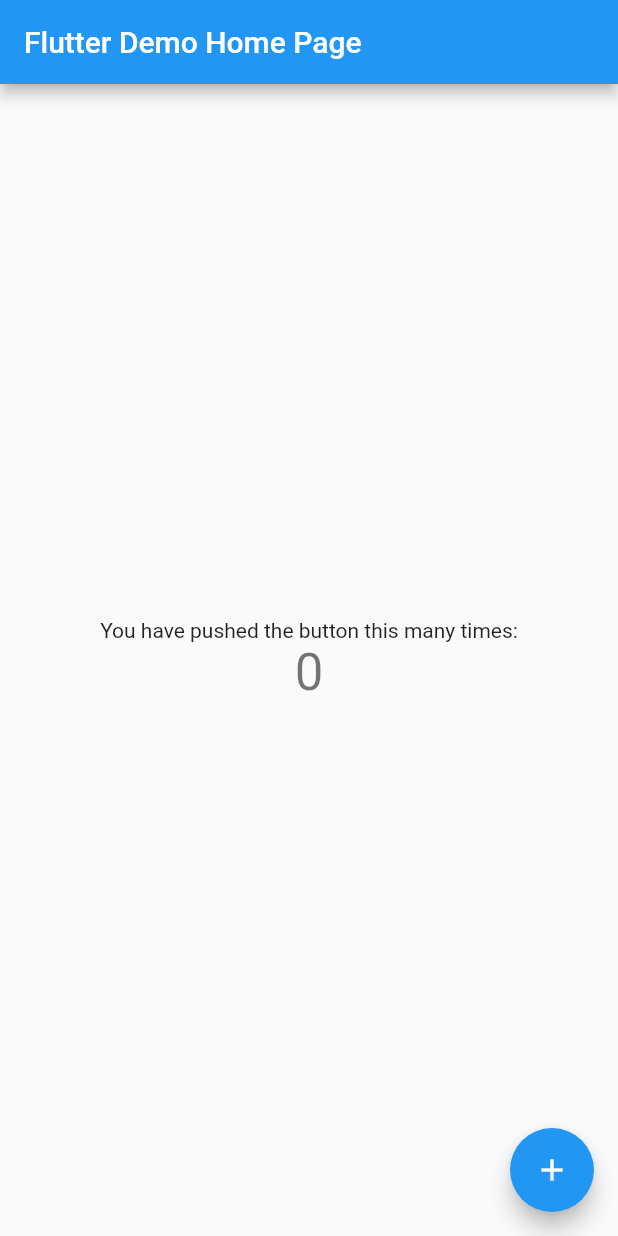
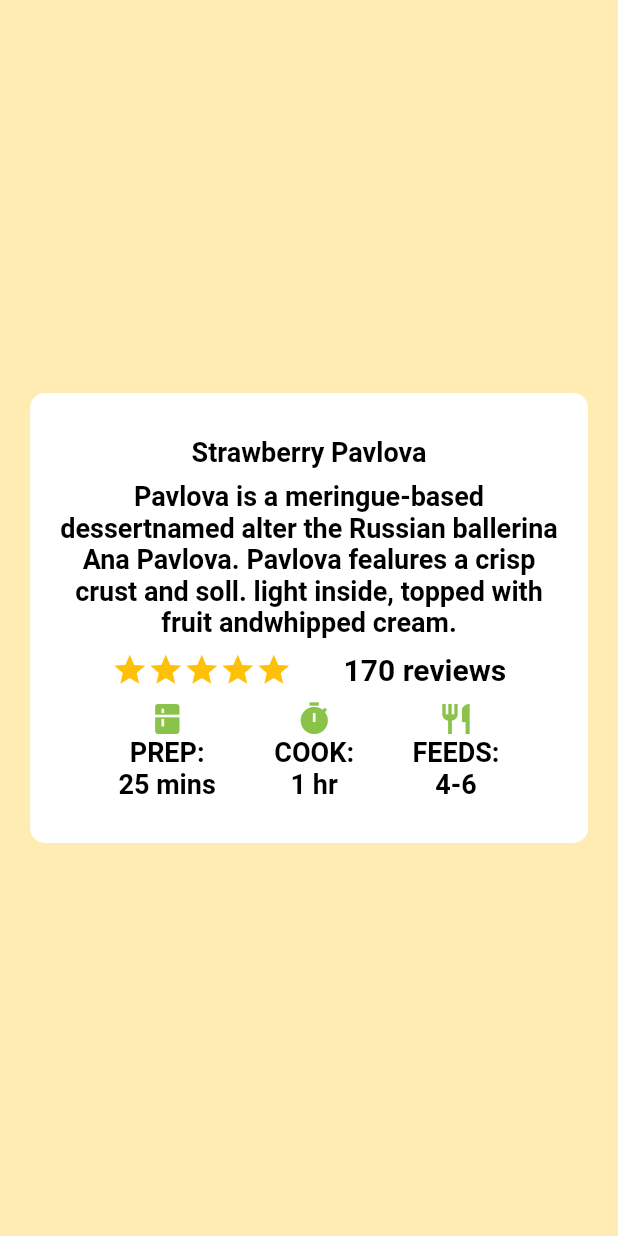
Before and after one commit to mthinh/flutter_layout, a Flutter app: the screen it shows after launch, on a phone screen of 412 x 824 dp. Run offline on Flutter 3.47's test engine with Material 2 defaults, Android fonts, the light colour scheme and no system bars.

Commit message:
learn flex, column, row

```diff
--- /dev/null
+++ b/lib/layout/row_column.dart
@@ -0,0 +1,101 @@
+import 'package:flutter/material.dart';
+
+var stars = Row(
+  children: const [
+    Icon(Icons.star, color: Colors.amber),
+    Icon(Icons.star, color: Colors.amber),
+    Icon(Icons.star, color: Colors.amber),
+    Icon(Icons.star, color: Colors.amber),
+    Icon(Icons.star, color: Colors.amber),
+  ],
+);
+
+final ratings = Row(
+  mainAxisAlignment: MainAxisAlignment.spaceEvenly,
+  children: [
+    stars,
+    const Text('170 reviews',
+        style: TextStyle(
+            color: Colors.black, fontSize: 20, fontWeight: FontWeight.bold))
+  ],
+);
+
+const descTextStyle = TextStyle(
+  color: Colors.black,
+  fontSize: 18,
+  fontWeight: FontWeight.bold,
+);
+
+final iconsList = Row(
+  mainAxisAlignment: MainAxisAlignment.spaceEvenly,
+  children: [
+    Column(
+      children: const [
+        Icon(
+          Icons.kitchen,
+          color: Colors.lightGreen,
+        ),
+        Text('PREP:'),
+        Text('25 mins')
+      ],
+    ),
+    Column(
+      children: const [
+        Icon(
+          Icons.timer,
+          color: Colors.lightGreen,
+        ),
+        Text('COOK:'),
+        Text('1 hr')
+      ],
+    ),
+    Column(
+      children: const [
+        Icon(
+          Icons.restaurant,
+          color: Colors.lightGreen,
+        ),
+        Text('FEEDS:'),
+        Text('4-6')
+      ],
+    )
+  ],
+);
+
+const titleText = Center(
+  child: Text('Strawberry Pavlova'),
+);
+
+const descText = Center(
+  child: Text(
+    "Pavlova is a meringue-based dessertnamed alter the Russian ballerina Ana Pavlova. Pavlova fealures a crisp crust and soll. light inside, topped with fruit andwhipped cream.",
+    textAlign: TextAlign.center,
+  ),
+);
+
+class SimpleCard extends StatelessWidget {
+  const SimpleCard({Key? key}) : super(key: key);
+
+  @override
+  Widget build(BuildContext context) {
+    return Scaffold(
+      body: DefaultTextStyle.merge(
+        style: descTextStyle,
+        child: Container(
+            alignment: Alignment.center,
+            decoration: BoxDecoration(color: Colors.amber.shade100),
+            child: Container(
+              decoration: BoxDecoration(
+                  borderRadius: BorderRadius.circular(10), color: Colors.white),
+              height: 300,
+              padding: const EdgeInsets.all(20),
+              margin: const EdgeInsets.all(20),
+              child: Column(
+                mainAxisAlignment: MainAxisAlignment.spaceEvenly,
+                children: [titleText, descText, ratings, iconsList],
+              ),
+            )),
+      ),
+    );
+  }
+}
--- a/lib/main.dart
+++ b/lib/main.dart
@@ -1,4 +1,7 @@
 import 'package:flutter/material.dart';
+import 'package:flutter_layout/layout/non_material_widget.dart';
+import 'package:flutter_layout/layout/background_image.dart';
+import 'package:flutter_layout/layout/row_column.dart';
 
 void main() {
   runApp(const MyApp());
@@ -11,105 +14,8 @@
   @override
   Widget build(BuildContext context) {
     return MaterialApp(
-      title: 'Flutter Demo',
-      theme: ThemeData(
-        // This is the theme of your application.
-        //
-        // Try running your application with "flutter run". You'll see the
-        // application has a blue toolbar. Then, without quitting the app, try
-        // changing the primarySwatch below to Colors.green and then invoke
-        // "hot reload" (press "r" in the console where you ran "flutter run",
-        // or simply save your changes to "hot reload" in a Flutter IDE).
-        // Notice that the counter didn't reset back to zero; the application
-        // is not restarted.
-        primarySwatch: Colors.blue,
-      ),
-      home: const MyHomePage(title: 'Flutter Demo Home Page'),
-    );
+
+        // home: BackgroundImage()
+        home: SimpleCard());
   }
 }
-
-class MyHomePage extends StatefulWidget {
-  const MyHomePage({Key? key, required this.title}) : super(key: key);
-
-  // This widget is the home page of your application. It is stateful, meaning
-  // that it has a State object (defined below) that contains fields that affect
-  // how it looks.
-
-  // This class is the configuration for the state. It holds the values (in this
-  // case the title) provided by the parent (in this case the App widget) and
-  // used by the build method of the State. Fields in a Widget subclass are
-  // always marked "final".
-
-  final String title;
-
-  @override
-  State<MyHomePage> createState() => _MyHomePageState();
-}
-
-class _MyHomePageState extends State<MyHomePage> {
-  int _counter = 0;
-
-  void _incrementCounter() {
-    setState(() {
-      // This call to setState tells the Flutter framework that something has
-      // changed in this State, which causes it to rerun the build method below
-      // so that the display can reflect the updated values. If we changed
-      // _counter without calling setState(), then the build method would not be
-      // called again, and so nothing would appear to happen.
-      _counter++;
-    });
-  }
-
-  @override
-  Widget build(BuildContext context) {
-    // This method is rerun every time setState is called, for instance as done
-    // by the _incrementCounter method above.
-    //
-    // The Flutter framework has been optimized to make rerunning build methods
-    // fast, so that you can just rebuild anything that needs updating rather
-    // than having to individually change instances of widgets.
-    return Scaffold(
-      appBar: AppBar(
-        // Here we take the value from the MyHomePage object that was created by
-        // the App.build method, and use it to set our appbar title.
-        title: Text(widget.title),
-      ),
-      body: Center(
-        // Center is a layout widget. It takes a single child and positions it
-        // in the middle of the parent.
-        child: Column(
-          // Column is also a layout widget. It takes a list of children and
-          // arranges them vertically. By default, it sizes itself to fit its
-          // children horizontally, and tries to be as tall as its parent.
-          //
-          // Invoke "debug painting" (press "p" in the console, choose the
-          // "Toggle Debug Paint" action from the Flutter Inspector in Android
-          // Studio, or the "Toggle Debug Paint" command in Visual Studio Code)
-          // to see the wireframe for each widget.
-          //
-          // Column has various properties to control how it sizes itself and
-          // how it positions its children. Here we use mainAxisAlignment to
-          // center the children vertically; the main axis here is the vertical
-          // axis because Columns are vertical (the cross axis would be
-          // horizontal).
-          mainAxisAlignment: MainAxisAlignment.center,
-          children: <Widget>[
-            const Text(
-              'You have pushed the button this many times:',
-            ),
-            Text(
-              '$_counter',
-              style: Theme.of(context).textTheme.headline4,
-            ),
-          ],
-        ),
-      ),
-      floatingActionButton: FloatingActionButton(
-        onPressed: _incrementCounter,
-        tooltip: 'Increment',
-        child: const Icon(Icons.add),
-      ), // This trailing comma makes auto-formatting nicer for build methods.
-    );
-  }
-}
```
Also changed, not shown: lib/layout/background_image.dart (added, +29 -0 lines), lib/layout/non_material_widget.dart (added, +19 -0 lines).
